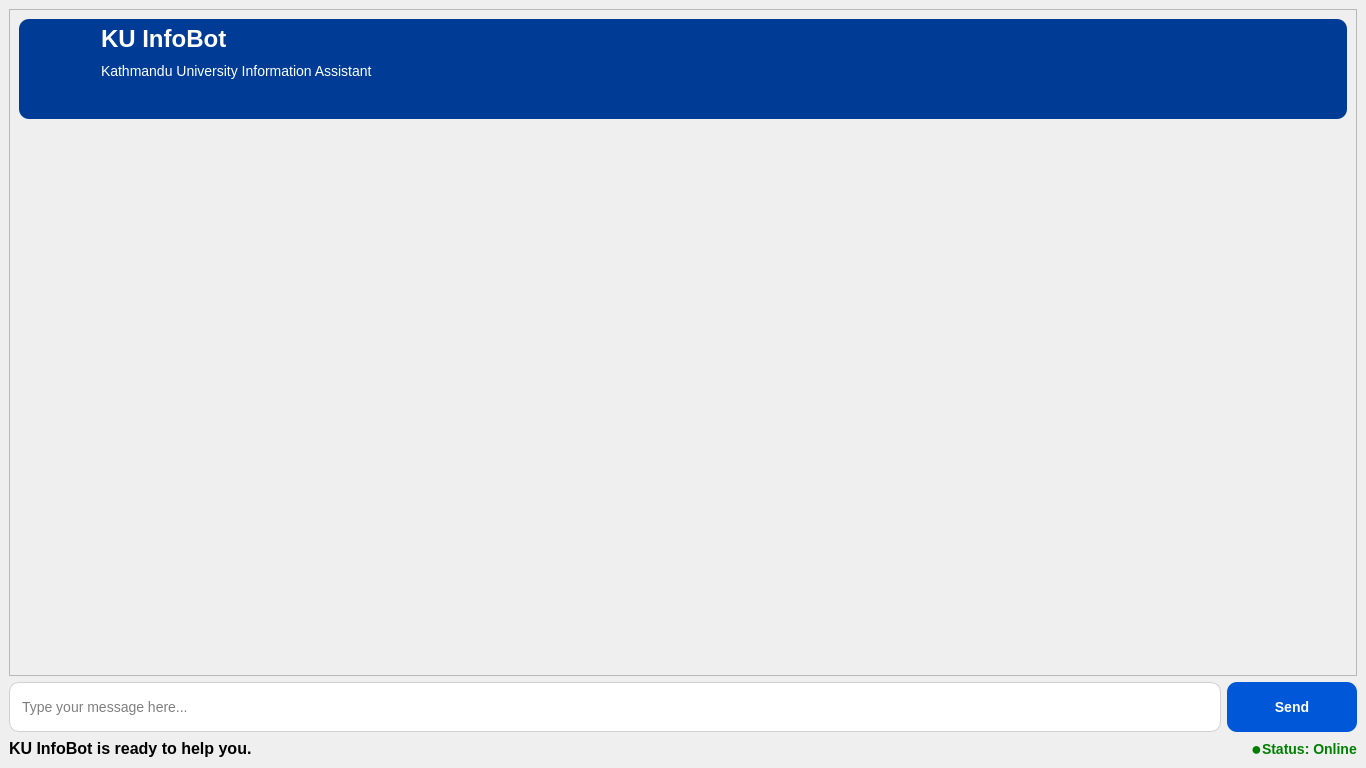
Above: mainwindow.ui from ajesh151/KU-INFOBOT before the change. Below: the same form after it.
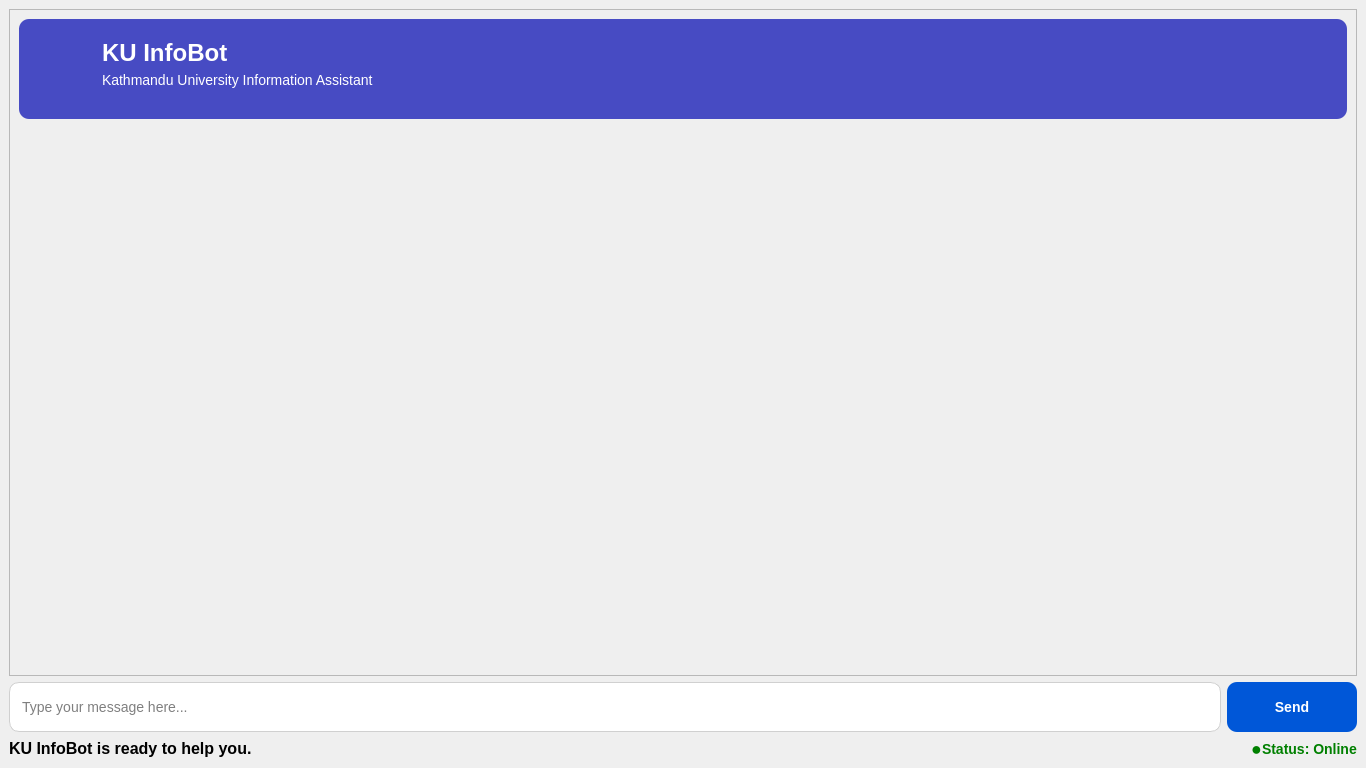
That is the form after the change. Icons and pictures are not drawn.

```diff
--- a/mainwindow.ui
+++ b/mainwindow.ui
@@ -30,8 +30,8 @@
         <rect>
          <x>0</x>
          <y>0</y>
-         <width>1352</width>
-         <height>672</height>
+         <width>1344</width>
+         <height>660</height>
         </rect>
        </property>
        <layout class="QVBoxLayout" name="verticalLayout_Chat">
@@ -47,7 +47,7 @@
            <bool>false</bool>
           </property>
           <property name="styleSheet">
-           <string notr="true">background:#003C96;
+           <string notr="true">background:#474BC3;
 border-radius:10px;
 color:white;
        </string>
@@ -78,15 +78,15 @@
            <property name="geometry">
             <rect>
              <x>1125</x>
-             <y>2</y>
-             <width>100</width>
-             <height>100</height>
+             <y>5</y>
+             <width>90</width>
+             <height>90</height>
             </rect>
            </property>
            <property name="minimumSize">
             <size>
-             <width>70</width>
-             <height>70</height>
+             <width>30</width>
+             <height>30</height>
             </size>
            </property>
            <property name="pixmap">
@@ -96,18 +96,15 @@
             <bool>true</bool>
            </property>
           </widget>
-          <widget class="QWidget" name="">
-           <property name="geometry">
-            <rect>
-             <x>82</x>
-             <y>6</y>
-             <width>273</width>
-             <height>57</height>
-            </rect>
-           </property>
-           <layout class="QVBoxLayout" name="verticalLayout_Title">
-            <item>
              <widget class="QLabel" name="lblTitle">
+           <property name="geometry">
+            <rect>
+             <x>83</x>
+             <y>18</y>
+             <width>125</width>
+             <height>31</height>
+            </rect>
+           </property>
               <property name="styleSheet">
                <string>
 font-size:24px;
@@ -119,9 +116,15 @@
                <string>KU InfoBot</string>
               </property>
              </widget>
-            </item>
-            <item>
              <widget class="QLabel" name="lblSubtitle">
+           <property name="geometry">
+            <rect>
+             <x>83</x>
+             <y>45</y>
+             <width>281</width>
+             <height>31</height>
+            </rect>
+           </property>
               <property name="styleSheet">
                <string>
 font-size:14px;
@@ -132,9 +135,6 @@
                <string>Kathmandu University Information Assistant</string>
               </property>
              </widget>
-            </item>
-           </layout>
-          </widget>
          </widget>
         </item>
         <item>
```
Left out of the diff: 2 changed lines with no effect on the pictures. Lines whose indentation alone changed are shown as unchanged.
